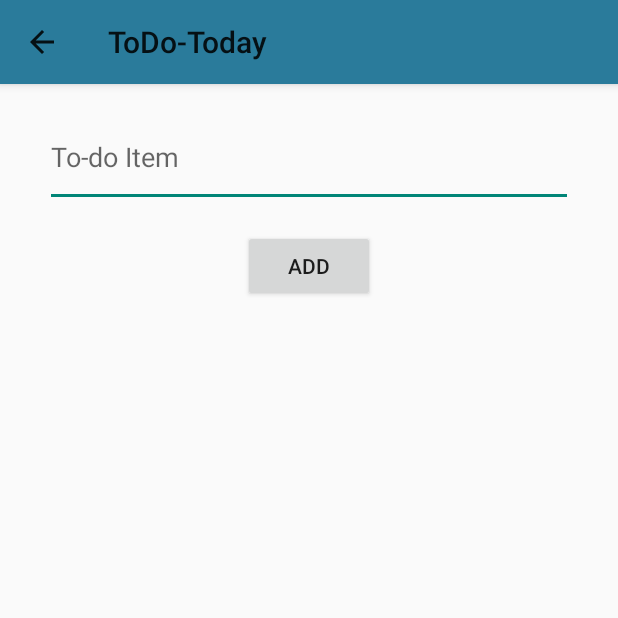
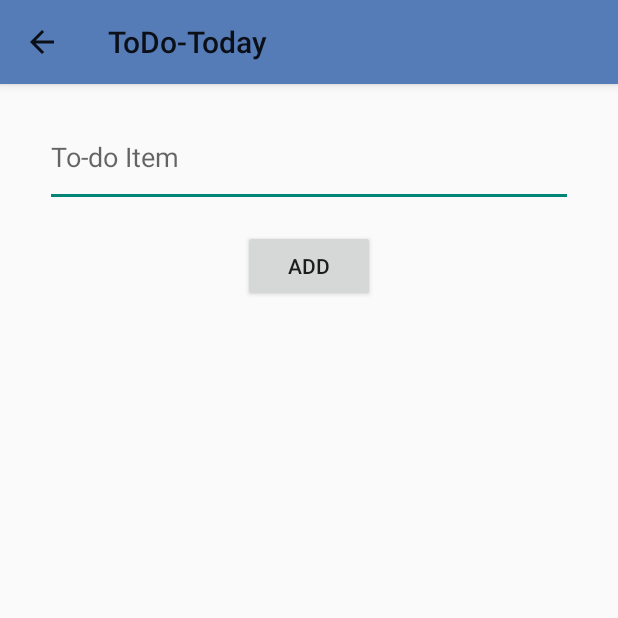
Before and after one commit to emills11/ToDo-Today, an Android app: the screen it shows after launch (NewItemActivity), after a tap on "Add new item to todoListRecyclerView", on a phone screen of 412 x 824 dp, the top half of it. Run offline under Robolectric (Android 15) with nearby library versions, the phone set to English and light mode, and no system bars; our stand-ins replace Room's generated code.

Commit message:
Added new colors and changed remove completed button to FAB.

```diff
--- a/app/src/main/java/com/example/todo_today/MainActivity.java
+++ b/app/src/main/java/com/example/todo_today/MainActivity.java
@@ -29,7 +29,7 @@ public class MainActivity extends AppCompatActivity {
 
     public static TodoListDatabase db;
 
-    private RelativeLayout removeCompletedRelLayout;
+    private FloatingActionButton removeCompletedFAB;
     private FloatingActionButton newItemFAB;
 
     //itemsToRemove is a HashSet to ensure no items are added twice, and for constant time operations
@@ -43,7 +43,7 @@ public class MainActivity extends AppCompatActivity {
         //Initialize database
         db = TodoListDatabase.getInstance(this);
 
-        removeCompletedRelLayout = findViewById(R.id.removeCompletedRelLayout);
+        removeCompletedFAB = findViewById(R.id.removeCompletedFAB);
         newItemFAB = findViewById(R.id.newItemFAB);
 
         //Initialize RecyclerView, adapter, and adapterHandler
@@ -61,17 +61,17 @@ public class MainActivity extends AppCompatActivity {
                     itemsToRemove = new HashSet<>();
                 }
                 if (isChecked) {
-                    if (removeCompletedRelLayout.getVisibility() == View.GONE) {
+                    if (removeCompletedFAB.getVisibility() == View.GONE) {
                         newItemFAB.setVisibility(View.GONE);
-                        removeCompletedRelLayout.setVisibility(View.VISIBLE);
+                        removeCompletedFAB.setVisibility(View.VISIBLE);
                     }
 
                     itemsToRemove.add(position);
                 } else {
                     itemsToRemove.remove(position);
 
-                    if (itemsToRemove.isEmpty() && removeCompletedRelLayout.getVisibility() == View.VISIBLE) {
-                        removeCompletedRelLayout.setVisibility(View.GONE);
+                    if (itemsToRemove.isEmpty() && removeCompletedFAB.getVisibility() == View.VISIBLE) {
+                        removeCompletedFAB.setVisibility(View.GONE);
                         newItemFAB.setVisibility(View.VISIBLE);
                     }
                 }
@@ -142,7 +142,7 @@ public class MainActivity extends AppCompatActivity {
             todoListItemArray = (ArrayList<TodoListItem>) dao.getAll();
             adapter.setTodoListItemArrayList(todoListItemArray);
 
-            removeCompletedRelLayout.setVisibility(View.GONE);
+            removeCompletedFAB.setVisibility(View.GONE);
             newItemFAB.setVisibility(View.VISIBLE);
         }
     }
--- /dev/null
+++ b/app/src/main/res/drawable/remove_completed_30dp.xml
@@ -0,0 +1,5 @@
+<vector android:height="30dp" android:tint="#FFFFFF"
+    android:viewportHeight="24" android:viewportWidth="24"
+    android:width="30dp" xmlns:android="http://schemas.android.com/apk/res/android">
+    <path android:fillColor="@android:color/white" android:pathData="M9,16.17L4.83,12l-1.42,1.41L9,19 21,7l-1.41,-1.41z"/>
+</vector>
--- a/app/src/main/res/values/colors.xml
+++ b/app/src/main/res/values/colors.xml
@@ -10,4 +10,6 @@
     <color name="my_blue">#2A7B9B</color>
     <color name="my_orange">#FF8D1A</color>
     <color name="my_green">#40823E</color>
+    <color name="my_blue_steel">#567CB8</color>
+    <color name="my_yellow">#FFD000</color>
 </resources>
--- a/app/src/main/res/values/strings.xml
+++ b/app/src/main/res/values/strings.xml
@@ -8,4 +8,5 @@
     <string name="new_item_itemhint">To-do Item</string>
     <string name="new_item_button">Add</string>
     <string name="remove_completed">Remove Completed</string>
+    <string name="remove_completed_FAB_description">Remove all checked items as completed</string>
 </resources>
--- a/app/src/main/res/values/themes.xml
+++ b/app/src/main/res/values/themes.xml
@@ -2,12 +2,12 @@
     <!-- Base application theme. -->
     <style name="Theme.ToDoToday" parent="Theme.AppCompat.Light.NoActionBar">
         <!-- Primary brand color. -->
-        <item name="colorPrimary">@color/my_blue</item>
-        <item name="colorPrimaryVariant">@color/my_blue</item>
+        <item name="colorPrimary">@color/my_blue_steel</item>
+        <item name="colorPrimaryVariant">@color/my_blue_steel</item>
         <item name="colorOnPrimary">@color/white</item>
         <!-- Secondary brand color. -->
-        <item name="colorSecondary">@color/my_green</item>
-        <item name="colorSecondaryVariant">@color/my_green</item>
+        <item name="colorSecondary">@color/my_yellow</item>
+        <item name="colorSecondaryVariant">@color/my_yellow</item>
         <item name="colorOnSecondary">@color/white</item>
         <!-- Status bar color. -->
         <item name="android:statusBarColor" tools:targetApi="l">?attr/colorPrimaryVariant</item>
```
Also changed, not shown: app/src/main/res/layout/activity_main.xml (+12 -19 lines).
